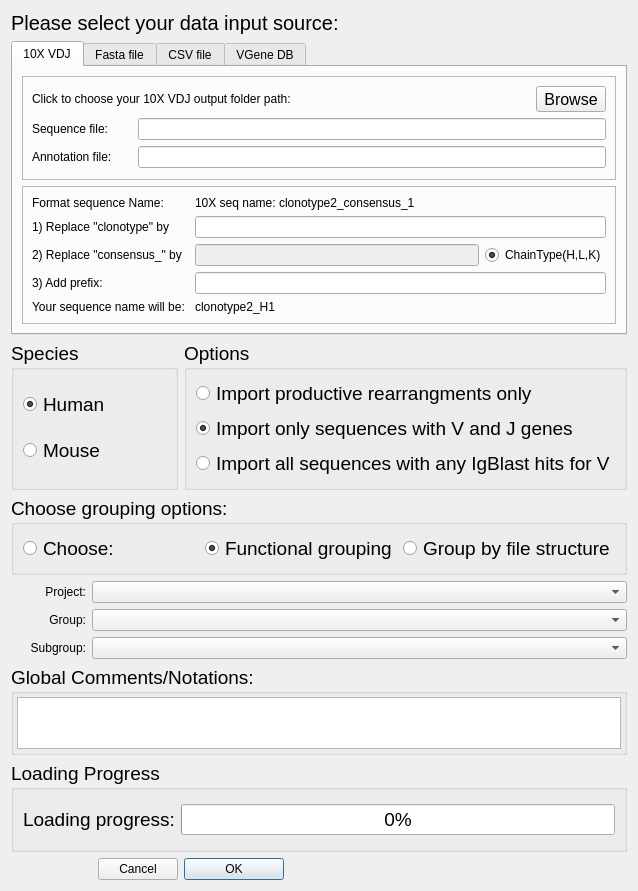
WilsonImmunologyLab/VGenes, file import_data_dialog.ui: the form before one commit.
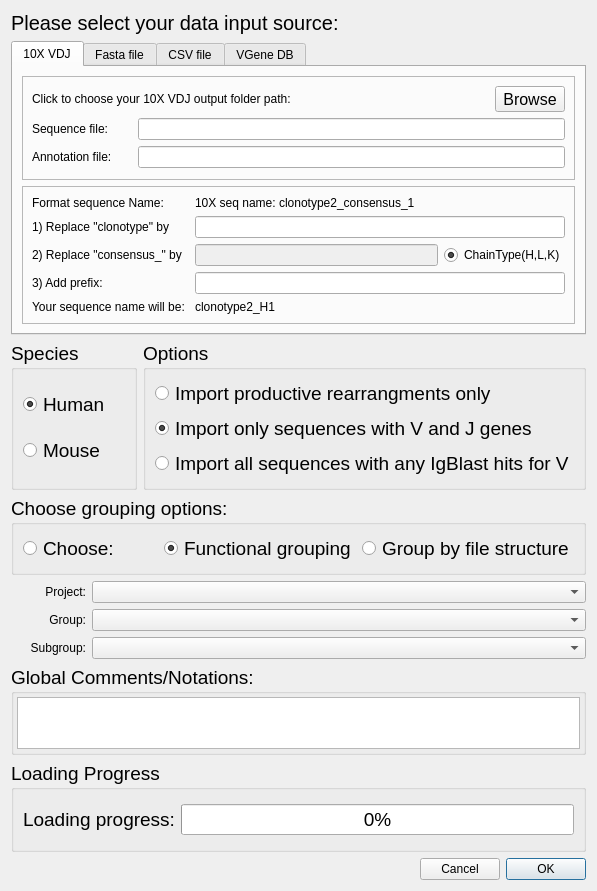
The form after the commit.

Commit message: import annotation from csv file finished

Patch:
```diff
--- a/import_data_dialog.ui
+++ b/import_data_dialog.ui
@@ -14,35 +14,7 @@
    <string>Dialog</string>
   </property>
   <layout class="QGridLayout" name="gridLayout_9">
-   <item row="6" column="1" colspan="3">
-    <widget class="QComboBox" name="comboBoxGroup"/>
-   </item>
-   <item row="6" column="0">
-    <widget class="QLabel" name="label_3">
-     <property name="minimumSize">
-      <size>
-       <width>75</width>
-       <height>0</height>
-      </size>
-     </property>
-     <property name="maximumSize">
-      <size>
-       <width>75</width>
-       <height>16777215</height>
-      </size>
-     </property>
-     <property name="layoutDirection">
-      <enum>Qt::LeftToRight</enum>
-     </property>
-     <property name="text">
-      <string>Group:</string>
-     </property>
-     <property name="alignment">
-      <set>Qt::AlignRight|Qt::AlignTrailing|Qt::AlignVCenter</set>
-     </property>
-    </widget>
-   </item>
-   <item row="0" column="0" colspan="4">
+   <item row="0" column="0" colspan="3">
     <widget class="QLabel" name="label">
      <property name="font">
       <font>
@@ -54,32 +26,7 @@
      </property>
     </widget>
    </item>
-   <item row="5" column="0">
-    <widget class="QLabel" name="label_2">
-     <property name="minimumSize">
-      <size>
-       <width>75</width>
-       <height>0</height>
-      </size>
-     </property>
-     <property name="maximumSize">
-      <size>
-       <width>75</width>
-       <height>16777215</height>
-      </size>
-     </property>
-     <property name="layoutDirection">
-      <enum>Qt::LeftToRight</enum>
-     </property>
-     <property name="text">
-      <string>Project:</string>
-     </property>
-     <property name="alignment">
-      <set>Qt::AlignRight|Qt::AlignTrailing|Qt::AlignVCenter</set>
-     </property>
-    </widget>
-   </item>
-   <item row="1" column="0" colspan="4">
+   <item row="1" column="0" colspan="3">
     <widget class="QTabWidget" name="tabWidget">
      <property name="currentIndex">
       <number>0</number>
@@ -356,7 +303,7 @@
      </widget>
     </widget>
    </item>
-   <item row="2" column="0" colspan="3">
+   <item row="2" column="0" colspan="2">
     <widget class="QGroupBox" name="groupBox">
      <property name="font">
       <font>
@@ -387,166 +334,7 @@
      </layout>
     </widget>
    </item>
-   <item row="9" column="0" colspan="4">
-    <widget class="QGroupBox" name="groupBox_4">
-     <property name="font">
-      <font>
-       <pointsize>14</pointsize>
-      </font>
-     </property>
-     <property name="title">
-      <string>Loading Progress</string>
-     </property>
-     <layout class="QGridLayout" name="gridLayout_8">
-      <item row="0" column="0">
-       <widget class="QLabel" name="labelpct">
-        <property name="enabled">
-         <bool>true</bool>
-        </property>
-        <property name="text">
-         <string>Loading progress:</string>
-        </property>
-       </widget>
-      </item>
-      <item row="0" column="1">
-       <widget class="QProgressBar" name="progressBar">
-        <property name="sizePolicy">
-         <sizepolicy hsizetype="Expanding" vsizetype="Fixed">
-          <horstretch>0</horstretch>
-          <verstretch>20</verstretch>
-         </sizepolicy>
-        </property>
-        <property name="minimumSize">
-         <size>
-          <width>50</width>
-          <height>20</height>
-         </size>
-        </property>
-        <property name="sizeIncrement">
-         <size>
-          <width>0</width>
-          <height>0</height>
-         </size>
-        </property>
-        <property name="baseSize">
-         <size>
-          <width>0</width>
-          <height>20</height>
-         </size>
-        </property>
-        <property name="toolTip">
-         <string/>
-        </property>
-        <property name="autoFillBackground">
-         <bool>true</bool>
-        </property>
-        <property name="value">
-         <number>0</number>
-        </property>
-        <property name="textVisible">
-         <bool>true</bool>
-        </property>
-        <property name="orientation">
-         <enum>Qt::Horizontal</enum>
-        </property>
-        <property name="invertedAppearance">
-         <bool>false</bool>
-        </property>
-        <property name="textDirection">
-         <enum>QProgressBar::TopToBottom</enum>
-        </property>
-       </widget>
-      </item>
-     </layout>
-    </widget>
-   </item>
-   <item row="7" column="0">
-    <widget class="QLabel" name="label_4">
-     <property name="minimumSize">
-      <size>
-       <width>75</width>
-       <height>0</height>
-      </size>
-     </property>
-     <property name="maximumSize">
-      <size>
-       <width>75</width>
-       <height>16777215</height>
-      </size>
-     </property>
-     <property name="layoutDirection">
-      <enum>Qt::LeftToRight</enum>
-     </property>
-     <property name="text">
-      <string>Subgroup:</string>
-     </property>
-     <property name="alignment">
-      <set>Qt::AlignRight|Qt::AlignTrailing|Qt::AlignVCenter</set>
-     </property>
-    </widget>
-   </item>
-   <item row="8" column="0" colspan="4">
-    <widget class="QGroupBox" name="groupBox_3">
-     <property name="minimumSize">
-      <size>
-       <width>350</width>
-       <height>0</height>
-      </size>
-     </property>
-     <property name="maximumSize">
-      <size>
-       <width>16777215</width>
-       <height>90</height>
-      </size>
-     </property>
-     <property name="font">
-      <font>
-       <pointsize>14</pointsize>
-      </font>
-     </property>
-     <property name="title">
-      <string>Global Comments/Notations:</string>
-     </property>
-     <layout class="QGridLayout" name="gridLayout_7">
-      <property name="leftMargin">
-       <number>3</number>
-      </property>
-      <property name="topMargin">
-       <number>3</number>
-      </property>
-      <property name="rightMargin">
-       <number>3</number>
-      </property>
-      <property name="bottomMargin">
-       <number>3</number>
-      </property>
-      <item row="0" column="0">
-       <widget class="QPlainTextEdit" name="txtComment">
-        <property name="maximumSize">
-         <size>
-          <width>2000</width>
-          <height>16777215</height>
-         </size>
-        </property>
-       </widget>
-      </item>
-     </layout>
-    </widget>
-   </item>
-   <item row="10" column="0" colspan="2">
-    <spacer name="horizontalSpacer">
-     <property name="orientation">
-      <enum>Qt::Horizontal</enum>
-     </property>
-     <property name="sizeHint" stdset="0">
-      <size>
-       <width>135</width>
-       <height>20</height>
-      </size>
-     </property>
-    </spacer>
-   </item>
-   <item row="2" column="3">
+   <item row="2" column="2">
     <widget class="QGroupBox" name="groupBox_2">
      <property name="font">
       <font>
@@ -584,7 +372,7 @@
      </layout>
     </widget>
    </item>
-   <item row="4" column="0" colspan="4">
+   <item row="3" column="0" colspan="3">
     <widget class="QGroupBox" name="groupBox_5">
      <property name="minimumSize">
       <size>
@@ -667,41 +455,257 @@
      </layout>
     </widget>
    </item>
-   <item row="5" column="1" colspan="3">
+   <item row="4" column="0">
+    <widget class="QLabel" name="label_2">
+     <property name="minimumSize">
+      <size>
+       <width>75</width>
+       <height>0</height>
+      </size>
+     </property>
+     <property name="maximumSize">
+      <size>
+       <width>75</width>
+       <height>16777215</height>
+      </size>
+     </property>
+     <property name="layoutDirection">
+      <enum>Qt::LeftToRight</enum>
+     </property>
+     <property name="text">
+      <string>Project:</string>
+     </property>
+     <property name="alignment">
+      <set>Qt::AlignRight|Qt::AlignTrailing|Qt::AlignVCenter</set>
+     </property>
+    </widget>
+   </item>
+   <item row="5" column="0">
+    <widget class="QLabel" name="label_3">
+     <property name="minimumSize">
+      <size>
+       <width>75</width>
+       <height>0</height>
+      </size>
+     </property>
+     <property name="maximumSize">
+      <size>
+       <width>75</width>
+       <height>16777215</height>
+      </size>
+     </property>
+     <property name="layoutDirection">
+      <enum>Qt::LeftToRight</enum>
+     </property>
+     <property name="text">
+      <string>Group:</string>
+     </property>
+     <property name="alignment">
+      <set>Qt::AlignRight|Qt::AlignTrailing|Qt::AlignVCenter</set>
+     </property>
+    </widget>
+   </item>
+   <item row="5" column="1" colspan="2">
+    <widget class="QComboBox" name="comboBoxGroup"/>
+   </item>
+   <item row="6" column="0">
+    <widget class="QLabel" name="label_4">
+     <property name="minimumSize">
+      <size>
+       <width>75</width>
+       <height>0</height>
+      </size>
+     </property>
+     <property name="maximumSize">
+      <size>
+       <width>75</width>
+       <height>16777215</height>
+      </size>
+     </property>
+     <property name="layoutDirection">
+      <enum>Qt::LeftToRight</enum>
+     </property>
+     <property name="text">
+      <string>Subgroup:</string>
+     </property>
+     <property name="alignment">
+      <set>Qt::AlignRight|Qt::AlignTrailing|Qt::AlignVCenter</set>
+     </property>
+    </widget>
+   </item>
+   <item row="7" column="0" colspan="3">
+    <widget class="QGroupBox" name="groupBox_3">
+     <property name="minimumSize">
+      <size>
+       <width>350</width>
+       <height>0</height>
+      </size>
+     </property>
+     <property name="maximumSize">
+      <size>
+       <width>16777215</width>
+       <height>90</height>
+      </size>
+     </property>
+     <property name="font">
+      <font>
+       <pointsize>14</pointsize>
+      </font>
+     </property>
+     <property name="title">
+      <string>Global Comments/Notations:</string>
+     </property>
+     <layout class="QGridLayout" name="gridLayout_7">
+      <property name="leftMargin">
+       <number>3</number>
+      </property>
+      <property name="topMargin">
+       <number>3</number>
+      </property>
+      <property name="rightMargin">
+       <number>3</number>
+      </property>
+      <property name="bottomMargin">
+       <number>3</number>
+      </property>
+      <item row="0" column="0">
+       <widget class="QPlainTextEdit" name="txtComment">
+        <property name="maximumSize">
+         <size>
+          <width>2000</width>
+          <height>16777215</height>
+         </size>
+        </property>
+       </widget>
+      </item>
+     </layout>
+    </widget>
+   </item>
+   <item row="8" column="0" colspan="3">
+    <widget class="QGroupBox" name="groupBox_4">
+     <property name="font">
+      <font>
+       <pointsize>14</pointsize>
+      </font>
+     </property>
+     <property name="title">
+      <string>Loading Progress</string>
+     </property>
+     <layout class="QGridLayout" name="gridLayout_8">
+      <item row="0" column="0">
+       <widget class="QLabel" name="labelpct">
+        <property name="enabled">
+         <bool>true</bool>
+        </property>
+        <property name="text">
+         <string>Loading progress:</string>
+        </property>
+       </widget>
+      </item>
+      <item row="0" column="1">
+       <widget class="QProgressBar" name="progressBar">
+        <property name="sizePolicy">
+         <sizepolicy hsizetype="Expanding" vsizetype="Fixed">
+          <horstretch>0</horstretch>
+          <verstretch>20</verstretch>
+         </sizepolicy>
+        </property>
+        <property name="minimumSize">
+         <size>
+          <width>50</width>
+          <height>20</height>
+         </size>
+        </property>
+        <property name="sizeIncrement">
+         <size>
+          <width>0</width>
+          <height>0</height>
+         </size>
+        </property>
+        <property name="baseSize">
+         <size>
+          <width>0</width>
+          <height>20</height>
+         </size>
+        </property>
+        <property name="toolTip">
+         <string/>
+        </property>
+        <property name="autoFillBackground">
+         <bool>true</bool>
+        </property>
+        <property name="value">
+         <number>0</number>
+        </property>
+        <property name="textVisible">
+         <bool>true</bool>
+        </property>
+        <property name="orientation">
+         <enum>Qt::Horizontal</enum>
+        </property>
+        <property name="invertedAppearance">
+         <bool>false</bool>
+        </property>
+        <property name="textDirection">
+         <enum>QProgressBar::TopToBottom</enum>
+        </property>
+       </widget>
+      </item>
+     </layout>
+    </widget>
+   </item>
+   <item row="9" column="0" colspan="3">
+    <layout class="QHBoxLayout" name="horizontalLayout">
+     <item>
+      <spacer name="horizontalSpacer">
+       <property name="orientation">
+        <enum>Qt::Horizontal</enum>
+       </property>
+       <property name="sizeHint" stdset="0">
+        <size>
+         <width>135</width>
+         <height>20</height>
+        </size>
+       </property>
+      </spacer>
+     </item>
+     <item>
+      <widget class="QPushButton" name="pushButtonCancel">
+       <property name="maximumSize">
+        <size>
+         <width>100</width>
+         <height>16777215</height>
+        </size>
+       </property>
+       <property name="text">
+        <string>Cancel</string>
+       </property>
+      </widget>
+     </item>
+     <item>
+      <widget class="QPushButton" name="pushButtonOK">
+       <property name="maximumSize">
+        <size>
+         <width>100</width>
+         <height>16777215</height>
+        </size>
+       </property>
+       <property name="text">
+        <string>OK</string>
+       </property>
+       <property name="default">
+        <bool>true</bool>
+       </property>
+      </widget>
+     </item>
+    </layout>
+   </item>
+   <item row="4" column="1" colspan="2">
     <widget class="QComboBox" name="comboBoxProject"/>
    </item>
-   <item row="7" column="1" colspan="3">
+   <item row="6" column="1" colspan="2">
     <widget class="QComboBox" name="comboBoxSubgroup"/>
    </item>
-   <item row="10" column="2">
-    <widget class="QPushButton" name="pushButtonCancel">
-     <property name="maximumSize">
-      <size>
-       <width>100</width>
-       <height>16777215</height>
-      </size>
-     </property>
-     <property name="text">
-      <string>Cancel</string>
-     </property>
-    </widget>
-   </item>
-   <item row="10" column="3">
-    <widget class="QPushButton" name="pushButtonOK">
-     <property name="maximumSize">
-      <size>
-       <width>100</width>
-       <height>16777215</height>
-      </size>
-     </property>
-     <property name="text">
-      <string>OK</string>
-     </property>
-     <property name="default">
-      <bool>true</bool>
-     </property>
-    </widget>
-   </item>
   </layout>
  </widget>
  <resources/>
```
Left out of the diff: 2 changed lines with no effect on the pictures. The commit also changes 8 other files.
